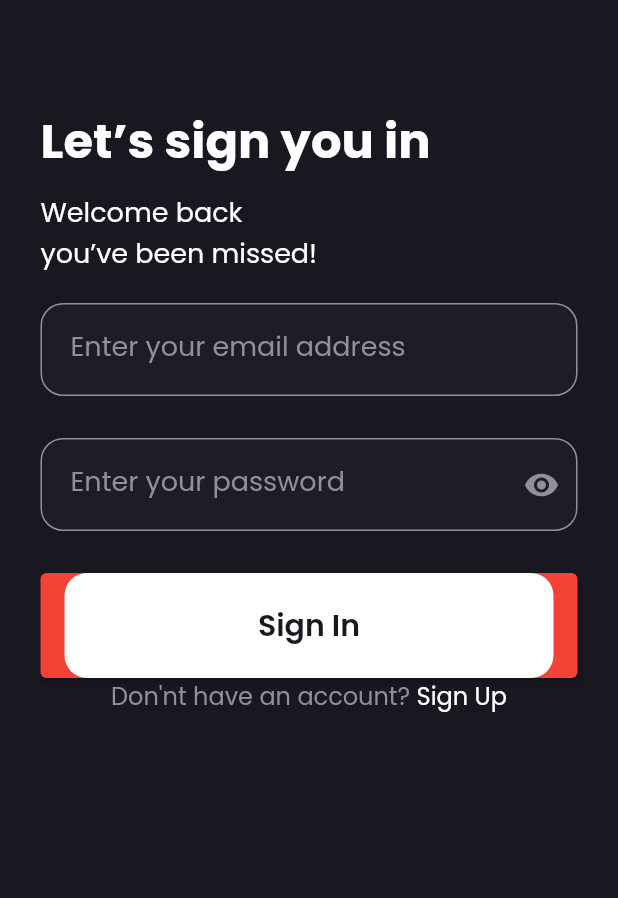
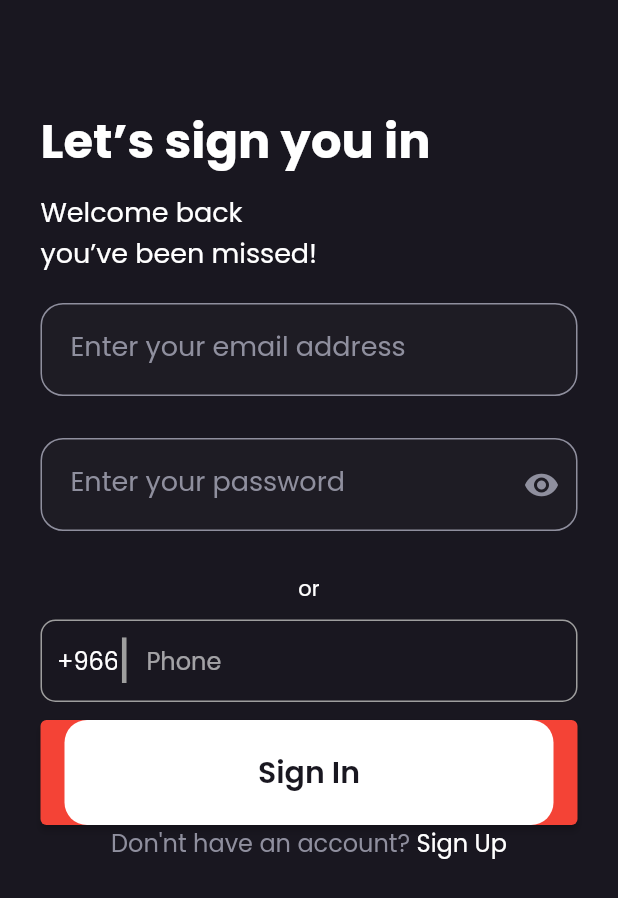
Before and after one commit to zainabaljifri/lets-chat, a Flutter app: the screen it shows after launch, on a phone screen of 412 x 824 dp. Shown: the top 898 px of the screen. Run offline on Flutter 3.47's test engine with Material 2 defaults, Android fonts, the phone set to English and light mode, and no system bars; our stand-ins replace cloud_firestore, firebase_auth, firebase_core, modal_progress_hud_nsn, pinput; accounts and stored records are empty.

Commit message:
phone verify

```diff
--- a/lib/main.dart
+++ b/lib/main.dart
@@ -4,8 +4,9 @@ import 'screens/signin.dart';
 import 'theme/theme.dart';
 import 'package:firebase_core/firebase_core.dart';
 import 'screens/verification.dart';
+import 'screens/phoneVerify.dart';
 
-void main() async {
+Future<void> main() async {
   WidgetsFlutterBinding.ensureInitialized();
   await Firebase.initializeApp();
   runApp(const LetsChat());
@@ -22,7 +23,8 @@ class LetsChat extends StatelessWidget {
       routes: <String, WidgetBuilder>{
         '/': (_) => const SignIn(), // Login Page
         '/signup': (_) => const SignUp(), // The SignUp page
-        '/verify': (_) => const Verification(), // تصل ولا ماتصل
+        '/verify': (_) => const Verification(),
+        '/phoneverify': (_) => const MyVerify(), // تصل ولا ماتصل
       },
     );
   }
--- a/lib/screens/signin.dart
+++ b/lib/screens/signin.dart
@@ -16,8 +16,21 @@ class _SignInState extends State<SignIn> {
   final _formKey = GlobalKey<FormState>();
   bool _submitted = false;
   final TextEditingController _email = TextEditingController(),
-      _password = TextEditingController();
+      _password = TextEditingController(),
+      _phone = TextEditingController();
   final auth = FirebaseAuth.instance;
+
+  void phoneAuth() async {
+    await FirebaseAuth.instance.verifyPhoneNumber(
+      phoneNumber: "+966${_phone.text}".trim(),
+      verificationCompleted: (PhoneAuthCredential credential) {},
+      verificationFailed: (FirebaseAuthException e) {},
+      codeSent: (String verificationId, int? resendToken) {
+        Navigator.of(context).pushReplacementNamed('/phoneverify');
+      },
+      codeAutoRetrievalTimeout: (String verificationId) {},
+    );
+  }
 
   Future<void> _submit() async {
     setState(() => _submitted = true);
@@ -67,7 +80,54 @@ class _SignInState extends State<SignIn> {
                         hint: 'Enter your password',
                         isPassword: true,
                         validation: valPass),
-                    CustomButton(text: "Sign In", onPressed: _submit),
+                    Text('or'),
+                    SizedBox(
+                      height: 10,
+                    ),
+                    Container(
+                      height: 55,
+                      decoration: BoxDecoration(
+                          border: Border.all(width: 1, color: Colors.grey),
+                          borderRadius: BorderRadius.circular(10)),
+                      child: Row(
+                        mainAxisAlignment: MainAxisAlignment.center,
+                        children: [
+                          SizedBox(
+                            width: 10,
+                          ),
+                          SizedBox(
+                            width: 40,
+                            child: TextField(
+                              controller: TextEditingController(text: '+966'),
+                              keyboardType: TextInputType.number,
+                              decoration: InputDecoration(
+                                border: InputBorder.none,
+                              ),
+                            ),
+                          ),
+                          Text(
+                            "|",
+                            style: TextStyle(fontSize: 33, color: Colors.grey),
+                          ),
+                          SizedBox(
+                            width: 10,
+                          ),
+                          Expanded(
+                              child: TextField(
+                            controller: _phone,
+                            keyboardType: TextInputType.phone,
+                            decoration: InputDecoration(
+                              border: InputBorder.none,
+                              hintText: "Phone",
+                            ),
+                          ))
+                        ],
+                      ),
+                    ),
+                    SizedBox(
+                      height: 12,
+                    ),
+                    CustomButton(text: "Sign In", onPressed: phoneAuth),
                     const AccountNavigator(
                         question: 'Don\'nt have an account? ',
                         goToPage: 'Sign Up',
--- a/pubspec.yaml
+++ b/pubspec.yaml
@@ -42,6 +42,7 @@ dependencies:
   firebase_database: ^10.0.4
   modal_progress_hud_nsn: ^0.3.0
   provider: ^6.0.4
+  pinput: ^2.2.16
 
 dev_dependencies:
   flutter_test:
```
Also changed, not shown: lib/screens/phoneVerify.dart (+130 -0 lines), pubspec.lock, 6 other files.
